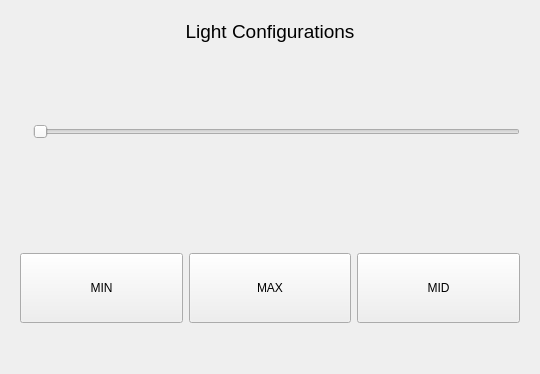
The window that builtin/window/settings_window/config_items/light_controller/LightConfigures.ui (Charliechen114514/CCIMXDesktop) describes before a commit, drawn with Qt 5.
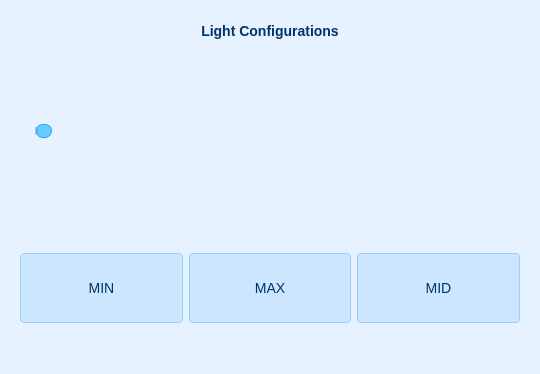
The same window after the commit.

```diff
--- a/builtin/window/settings_window/config_items/light_controller/LightConfigures.ui
+++ b/builtin/window/settings_window/config_items/light_controller/LightConfigures.ui
@@ -13,6 +13,64 @@
   <property name="windowTitle">
    <string>Form</string>
   </property>
+  <property name="styleSheet">
+   <string notr="true">/* QWidget 背景与通用字体 */
+QWidget {
+    background-color: #e6f2ff; /* 浅蓝色背景 */
+    color: #002b36;
+    font-family: &quot;Segoe UI&quot;, sans-serif;
+    font-size: 14px;
+}
+
+/* QLabel 标题文字 */
+QLabel {
+    color: #003366;
+    font-weight: bold;
+}
+
+/* QPushButton 普通按钮样式 */
+QPushButton {
+    background-color: #cce6ff;
+    border: 1px solid #99ccff;
+    padding: 6px 12px;
+    border-radius: 4px;
+    color: #003366;
+}
+
+QPushButton:hover {
+    background-color: #b3daff;
+}
+
+QPushButton:pressed {
+    background-color: #99ccff;
+}
+
+/* QSlider 样式 */
+QSlider::groove:horizontal {
+    border: 1px solid #99ccff;
+    height: 6px;
+    background: #ffffff;
+    border-radius: 3px;
+}
+
+QSlider::handle:horizontal {
+    background: #66ccff;
+    border: 1px solid #3399ff;
+    width: 14px;
+    height: 14px;
+    margin: -4px 0;
+    border-radius: 7px;
+}
+
+QSlider::add-page:horizontal {
+    background: #e6f2ff;
+}
+
+QSlider::sub-page:horizontal {
+    background: #99ccff;
+}
+</string>
+  </property>
   <layout class="QVBoxLayout" name="verticalLayout">
    <item>
     <widget class="QLabel" name="label">
@@ -24,7 +82,9 @@
      </property>
      <property name="font">
       <font>
-       <pointsize>14</pointsize>
+       <family>Segoe UI</family>
+       <pointsize>-1</pointsize>
+       <bold>true</bold>
       </font>
      </property>
      <property name="text">
```
